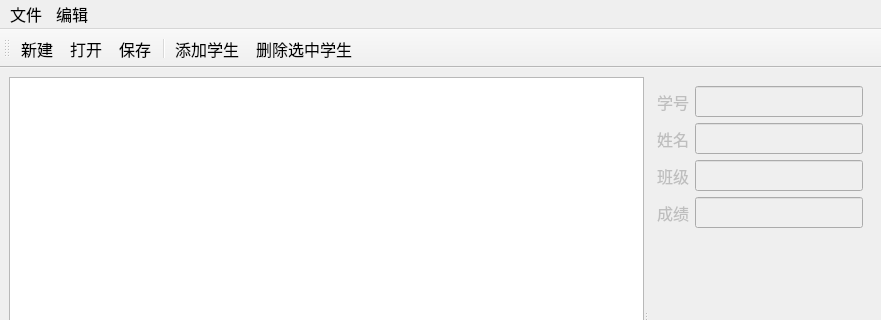
Above: Chap07InformationSystem/pyqt/main.ui from royqh1979/programming_with_python before the change; both pictures show x 0 to 881 and y 0 to 320 of the 881 by 600 pixel window. Below: the same form after it.
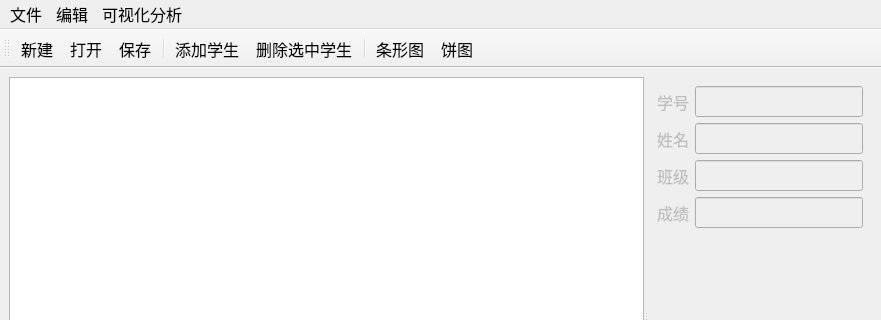
That is the form after the change. Icons and pictures are not drawn.

Diff of the .ui file:
```diff
--- a/Chap07InformationSystem/pyqt/main.ui
+++ b/Chap07InformationSystem/pyqt/main.ui
@@ -181,7 +181,7 @@
      <x>0</x>
      <y>0</y>
      <width>881</width>
-     <height>27</height>
+     <height>26</height>
     </rect>
    </property>
    <widget class="QMenu" name="menu">
@@ -202,8 +202,16 @@
     <addaction name="actionAdd"/>
     <addaction name="actionDelete"/>
    </widget>
+   <widget class="QMenu" name="menu_2">
+    <property name="title">
+     <string>可视化分析</string>
+    </property>
+    <addaction name="actionPiechart"/>
+    <addaction name="actionHistogram"/>
+   </widget>
    <addaction name="menu"/>
    <addaction name="menuEdit"/>
+   <addaction name="menu_2"/>
   </widget>
   <widget class="QStatusBar" name="statusbar"/>
   <widget class="QToolBar" name="toolBar">
@@ -222,6 +230,9 @@
    <addaction name="separator"/>
    <addaction name="actionAdd"/>
    <addaction name="actionDelete"/>
+   <addaction name="separator"/>
+   <addaction name="actionHistogram"/>
+   <addaction name="actionPiechart"/>
   </widget>
   <action name="actionNew">
    <property name="icon">
@@ -292,6 +303,24 @@
     <string>删除选中学生</string>
    </property>
   </action>
+  <action name="actionPiechart">
+   <property name="icon">
+    <iconset>
+     <normaloff>resources/icons/piechart.png</normaloff>resources/icons/piechart.png</iconset>
+   </property>
+   <property name="text">
+    <string>饼图</string>
+   </property>
+  </action>
+  <action name="actionHistogram">
+   <property name="icon">
+    <iconset>
+     <normaloff>resources/icons/histogram.png</normaloff>resources/icons/histogram.png</iconset>
+   </property>
+   <property name="text">
+    <string>条形图</string>
+   </property>
+  </action>
  </widget>
  <resources/>
  <connections/>
```
Left out of the diff: 4 changed lines with no effect on the pictures.
